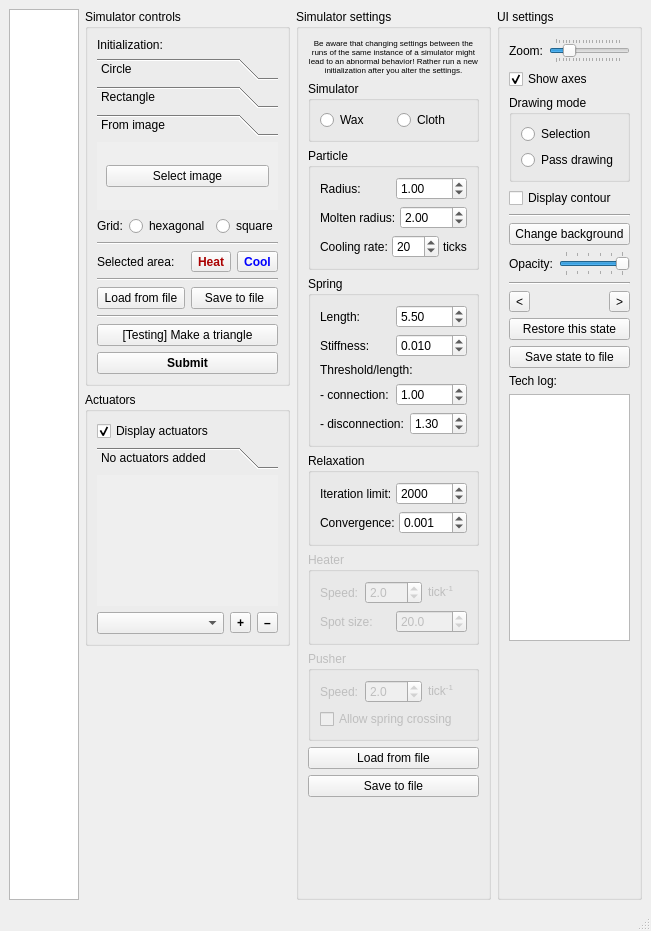
First picture: the form in simulator/ui/mainwindow.ui, repository dantrag/spring_simulator, before the edit.
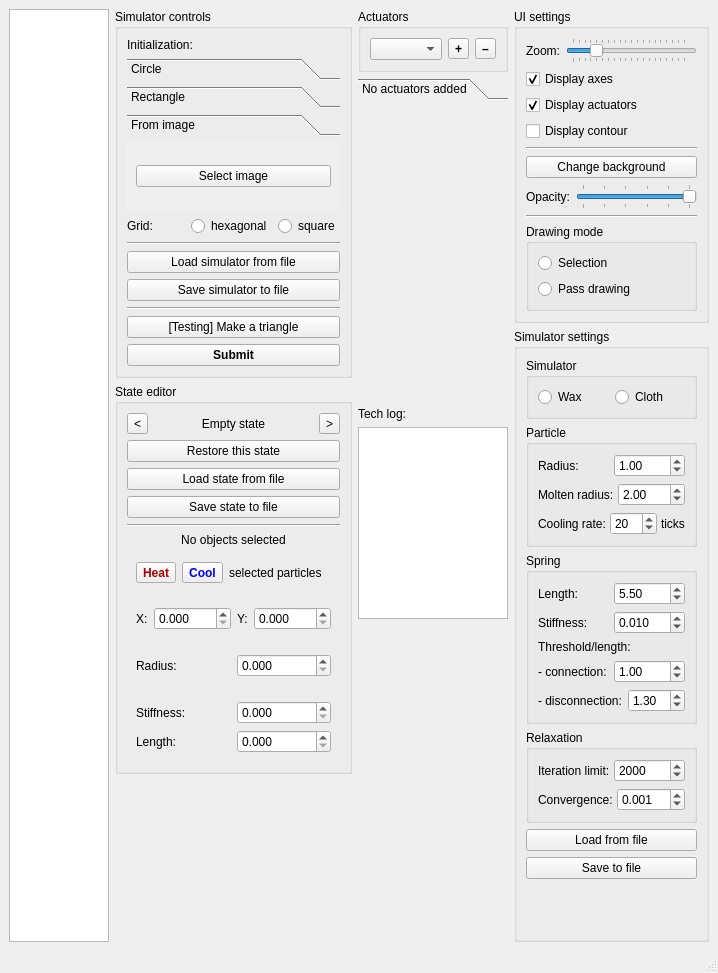
Second picture: the form after the edit. Icons and pictures are not drawn. Custom widgets are drawn as their Qt base class.

Commit message: Changed UI layout, added a spring editor

```diff
--- a/simulator/ui/mainwindow.ui
+++ b/simulator/ui/mainwindow.ui
@@ -6,8 +6,8 @@
    <rect>
     <x>0</x>
     <y>0</y>
-    <width>636</width>
-    <height>931</height>
+    <width>718</width>
+    <height>973</height>
    </rect>
   </property>
   <property name="windowTitle">
@@ -18,7 +18,7 @@
     <normaloff>:/icons/logo</normaloff>:/icons/logo</iconset>
   </property>
   <widget class="QWidget" name="centralwidget">
-   <layout class="QHBoxLayout" name="layout7" stretch="4,1,1,1">
+   <layout class="QHBoxLayout" name="layout7" stretch="3,1,1,1">
     <item>
      <widget class="QGraphicsView" name="graphicsView">
       <property name="mouseTracking">
@@ -27,7 +27,7 @@
      </widget>
     </item>
     <item>
-     <layout class="QVBoxLayout" name="layout1">
+     <layout class="QVBoxLayout" name="layout1" stretch="0,0,1">
       <item>
        <widget class="QGroupBox" name="static14">
         <property name="sizeIncrement">
@@ -263,7 +263,7 @@
              <rect>
               <x>0</x>
               <y>0</y>
-              <width>171</width>
+              <width>200</width>
               <height>68</height>
              </rect>
             </property>
@@ -321,140 +321,18 @@
           </widget>
          </item>
          <item>
-          <layout class="QHBoxLayout" name="layout33">
-           <item>
-            <widget class="QLabel" name="static15">
-             <property name="text">
-              <string>Selected area:</string>
-             </property>
-            </widget>
-           </item>
-           <item>
-            <widget class="QToolButton" name="heat_button">
-             <property name="palette">
-              <palette>
-               <active>
-                <colorrole role="ButtonText">
-                 <brush brushstyle="SolidPattern">
-                  <color alpha="255">
-                   <red>170</red>
-                   <green>0</green>
-                   <blue>0</blue>
-                  </color>
-                 </brush>
-                </colorrole>
-               </active>
-               <inactive>
-                <colorrole role="ButtonText">
-                 <brush brushstyle="SolidPattern">
-                  <color alpha="255">
-                   <red>170</red>
-                   <green>0</green>
-                   <blue>0</blue>
-                  </color>
-                 </brush>
-                </colorrole>
-               </inactive>
-               <disabled>
-                <colorrole role="ButtonText">
-                 <brush brushstyle="SolidPattern">
-                  <color alpha="255">
-                   <red>120</red>
-                   <green>120</green>
-                   <blue>120</blue>
-                  </color>
-                 </brush>
-                </colorrole>
-               </disabled>
-              </palette>
-             </property>
-             <property name="font">
-              <font>
-               <weight>75</weight>
-               <bold>true</bold>
-              </font>
-             </property>
-             <property name="text">
-              <string>Heat</string>
-             </property>
-            </widget>
-           </item>
-           <item>
-            <widget class="QToolButton" name="cool_button">
-             <property name="palette">
-              <palette>
-               <active>
-                <colorrole role="ButtonText">
-                 <brush brushstyle="SolidPattern">
-                  <color alpha="255">
-                   <red>0</red>
-                   <green>0</green>
-                   <blue>255</blue>
-                  </color>
-                 </brush>
-                </colorrole>
-               </active>
-               <inactive>
-                <colorrole role="ButtonText">
-                 <brush brushstyle="SolidPattern">
-                  <color alpha="255">
-                   <red>0</red>
-                   <green>0</green>
-                   <blue>255</blue>
-                  </color>
-                 </brush>
-                </colorrole>
-               </inactive>
-               <disabled>
-                <colorrole role="ButtonText">
-                 <brush brushstyle="SolidPattern">
-                  <color alpha="255">
-                   <red>120</red>
-                   <green>120</green>
-                   <blue>120</blue>
-                  </color>
-                 </brush>
-                </colorrole>
-               </disabled>
-              </palette>
-             </property>
-             <property name="font">
-              <font>
-               <weight>75</weight>
-               <bold>true</bold>
-              </font>
-             </property>
-             <property name="text">
-              <string>Cool</string>
-             </property>
-            </widget>
-           </item>
-          </layout>
-         </item>
-         <item>
-          <widget class="Line" name="static44">
-           <property name="orientation">
-            <enum>Qt::Horizontal</enum>
-           </property>
-          </widget>
-         </item>
-         <item>
-          <layout class="QHBoxLayout" name="layout41">
-           <item>
             <widget class="QPushButton" name="load_simulator_button">
              <property name="text">
-              <string>Load from file</string>
+            <string>Load simulator from file</string>
              </property>
             </widget>
            </item>
            <item>
             <widget class="QPushButton" name="save_simulator_button">
              <property name="text">
-              <string>Save to file</string>
-             </property>
-            </widget>
-           </item>
-          </layout>
+            <string>Save simulator to file</string>
+           </property>
+          </widget>
          </item>
          <item>
           <widget class="Line" name="static6">
@@ -487,41 +365,366 @@
        </widget>
       </item>
       <item>
+       <widget class="QGroupBox" name="static3">
+        <property name="title">
+         <string>State editor</string>
+        </property>
+        <layout class="QVBoxLayout" name="layout10">
+         <item>
+          <layout class="QHBoxLayout" name="layout34" stretch="0,1,0">
+           <item>
+            <widget class="QToolButton" name="previous_state_button">
+             <property name="sizePolicy">
+              <sizepolicy hsizetype="Minimum" vsizetype="Fixed">
+               <horstretch>0</horstretch>
+               <verstretch>0</verstretch>
+              </sizepolicy>
+             </property>
+             <property name="text">
+              <string>&lt;</string>
+             </property>
+            </widget>
+           </item>
+           <item>
+            <widget class="QLabel" name="state_label">
+             <property name="sizePolicy">
+              <sizepolicy hsizetype="Expanding" vsizetype="Preferred">
+               <horstretch>0</horstretch>
+               <verstretch>0</verstretch>
+              </sizepolicy>
+             </property>
+             <property name="text">
+              <string>Empty state</string>
+             </property>
+             <property name="alignment">
+              <set>Qt::AlignCenter</set>
+             </property>
+            </widget>
+           </item>
+           <item>
+            <widget class="QToolButton" name="next_state_button">
+             <property name="text">
+              <string>&gt;</string>
+             </property>
+            </widget>
+           </item>
+          </layout>
+         </item>
+         <item>
+          <widget class="QPushButton" name="restore_state_button">
+           <property name="text">
+            <string>Restore this state</string>
+           </property>
+          </widget>
+         </item>
+         <item>
+          <widget class="QPushButton" name="load_state_button">
+           <property name="text">
+            <string>Load state from file</string>
+           </property>
+          </widget>
+         </item>
+         <item>
+          <widget class="QPushButton" name="save_state_button">
+           <property name="text">
+            <string>Save state to file</string>
+           </property>
+          </widget>
+         </item>
+         <item>
+          <widget class="Line" name="static2">
+           <property name="orientation">
+            <enum>Qt::Horizontal</enum>
+           </property>
+          </widget>
+         </item>
+         <item>
+          <widget class="QLabel" name="empty_selection_label">
+           <property name="text">
+            <string>No objects selected</string>
+           </property>
+           <property name="alignment">
+            <set>Qt::AlignCenter</set>
+           </property>
+          </widget>
+         </item>
+         <item>
+          <widget class="QWidget" name="heating_editor" native="true">
+           <layout class="QHBoxLayout" name="layout33">
+            <item>
+             <widget class="QToolButton" name="heat_button">
+              <property name="palette">
+               <palette>
+                <active>
+                 <colorrole role="ButtonText">
+                  <brush brushstyle="SolidPattern">
+                   <color alpha="255">
+                    <red>170</red>
+                    <green>0</green>
+                    <blue>0</blue>
+                   </color>
+                  </brush>
+                 </colorrole>
+                </active>
+                <inactive>
+                 <colorrole role="ButtonText">
+                  <brush brushstyle="SolidPattern">
+                   <color alpha="255">
+                    <red>170</red>
+                    <green>0</green>
+                    <blue>0</blue>
+                   </color>
+                  </brush>
+                 </colorrole>
+                </inactive>
+                <disabled>
+                 <colorrole role="ButtonText">
+                  <brush brushstyle="SolidPattern">
+                   <color alpha="255">
+                    <red>120</red>
+                    <green>120</green>
+                    <blue>120</blue>
+                   </color>
+                  </brush>
+                 </colorrole>
+                </disabled>
+               </palette>
+              </property>
+              <property name="font">
+               <font>
+                <weight>75</weight>
+                <bold>true</bold>
+               </font>
+              </property>
+              <property name="text">
+               <string>Heat</string>
+              </property>
+             </widget>
+            </item>
+            <item>
+             <widget class="QToolButton" name="cool_button">
+              <property name="palette">
+               <palette>
+                <active>
+                 <colorrole role="ButtonText">
+                  <brush brushstyle="SolidPattern">
+                   <color alpha="255">
+                    <red>0</red>
+                    <green>0</green>
+                    <blue>255</blue>
+                   </color>
+                  </brush>
+                 </colorrole>
+                </active>
+                <inactive>
+                 <colorrole role="ButtonText">
+                  <brush brushstyle="SolidPattern">
+                   <color alpha="255">
+                    <red>0</red>
+                    <green>0</green>
+                    <blue>255</blue>
+                   </color>
+                  </brush>
+                 </colorrole>
+                </inactive>
+                <disabled>
+                 <colorrole role="ButtonText">
+                  <brush brushstyle="SolidPattern">
+                   <color alpha="255">
+                    <red>120</red>
+                    <green>120</green>
+                    <blue>120</blue>
+                   </color>
+                  </brush>
+                 </colorrole>
+                </disabled>
+               </palette>
+              </property>
+              <property name="font">
+               <font>
+                <weight>75</weight>
+                <bold>true</bold>
+               </font>
+              </property>
+              <property name="text">
+               <string>Cool</string>
+              </property>
+             </widget>
+            </item>
+            <item>
+             <widget class="QLabel" name="static15">
+              <property name="text">
+               <string>selected particles</string>
+              </property>
+             </widget>
+            </item>
+           </layout>
+          </widget>
+         </item>
+         <item>
+          <widget class="QWidget" name="single_particle_editor" native="true">
+           <layout class="QHBoxLayout" name="layout37">
+            <item>
+             <widget class="QLabel" name="static4">
+              <property name="text">
+               <string>X:</string>
+              </property>
+             </widget>
+            </item>
+            <item>
+             <widget class="QDoubleSpinBox" name="x_coordinate_spinbox">
+              <property name="keyboardTracking">
+               <bool>false</bool>
+              </property>
+              <property name="decimals">
+               <number>3</number>
+              </property>
+              <property name="maximum">
+               <double>9999.998999999999796</double>
+              </property>
+             </widget>
+            </item>
+            <item>
+             <widget class="QLabel" name="static5">
+              <property name="text">
+               <string>Y:</string>
+              </property>
+             </widget>
+            </item>
+            <item>
+             <widget class="QDoubleSpinBox" name="y_coordinate_spinbox">
+              <property name="keyboardTracking">
+               <bool>false</bool>
+              </property>
+              <property name="decimals">
+               <number>3</number>
+              </property>
+              <property name="maximum">
+               <double>9999.998999999999796</double>
+              </property>
+             </widget>
+            </item>
+           </layout>
+          </widget>
+         </item>
+         <item>
+          <widget class="QWidget" name="multiple_particles_editor" native="true">
+           <layout class="QHBoxLayout" name="layout39">
+            <item>
+             <widget class="QLabel" name="static30">
+              <property name="text">
+               <string>Radius:</string>
+              </property>
+             </widget>
+            </item>
+            <item>
+             <widget class="QDoubleSpinBox" name="radius_spinbox">
+              <property name="keyboardTracking">
+               <bool>false</bool>
+              </property>
+              <property name="decimals">
+               <number>3</number>
+              </property>
+              <property name="maximum">
+               <double>9999.998999999999796</double>
+              </property>
+             </widget>
+            </item>
+           </layout>
+          </widget>
+         </item>
+         <item>
+          <widget class="QWidget" name="spring_editor" native="true">
+           <layout class="QVBoxLayout" name="layout41">
+            <item>
+             <layout class="QHBoxLayout" name="layout43">
+              <item>
+               <widget class="QLabel" name="static44">
+                <property name="text">
+                 <string>Stiffness:</string>
+                </property>
+               </widget>
+              </item>
+              <item>
+               <widget class="QDoubleSpinBox" name="stiffness_spinbox">
+                <property name="keyboardTracking">
+                 <bool>false</bool>
+                </property>
+                <property name="decimals">
+                 <number>3</number>
+                </property>
+                <property name="maximum">
+                 <double>1.000000000000000</double>
+                </property>
+                <property name="singleStep">
+                 <double>0.010000000000000</double>
+                </property>
+               </widget>
+              </item>
+             </layout>
+            </item>
+            <item>
+             <layout class="QHBoxLayout" name="layout44">
+              <item>
+               <widget class="QLabel" name="static49">
+                <property name="text">
+                 <string>Length:</string>
+                </property>
+               </widget>
+              </item>
+              <item>
+               <widget class="QDoubleSpinBox" name="equilibrium_length_spinbox">
+                <property name="keyboardTracking">
+                 <bool>false</bool>
+                </property>
+                <property name="decimals">
+                 <number>3</number>
+                </property>
+                <property name="maximum">
+                 <double>9999.998999999999796</double>
+                </property>
+                <property name="value">
+                 <double>0.000000000000000</double>
+                </property>
+               </widget>
+              </item>
+             </layout>
+            </item>
+           </layout>
+          </widget>
+         </item>
+        </layout>
+       </widget>
+      </item>
+      <item>
+       <spacer name="static12">
+        <property name="orientation">
+         <enum>Qt::Vertical</enum>
+        </property>
+        <property name="sizeHint" stdset="0">
+         <size>
+          <width>0</width>
+          <height>0</height>
+         </size>
+        </property>
+       </spacer>
+      </item>
+     </layout>
+    </item>
+    <item>
+     <layout class="QVBoxLayout" name="layout3" stretch="0,0,0,0,0">
+      <item>
        <widget class="QGroupBox" name="static50">
+        <property name="sizePolicy">
+         <sizepolicy hsizetype="Preferred" vsizetype="Preferred">
+          <horstretch>0</horstretch>
+          <verstretch>0</verstretch>
+         </sizepolicy>
+        </property>
         <property name="title">
          <string>Actuators</string>
         </property>
         <layout class="QVBoxLayout" name="layout38">
-         <item>
-          <widget class="QCheckBox" name="show_actuators_checkbox">
-           <property name="text">
-            <string>Display actuators</string>
-           </property>
-           <property name="checked">
-            <bool>true</bool>
-           </property>
-          </widget>
-         </item>
-         <item>
-          <widget class="QToolBox" name="actuator_list">
-           <property name="currentIndex">
-            <number>0</number>
-           </property>
-           <widget class="QWidget" name="actuator_placeholder_widget">
-            <property name="geometry">
-             <rect>
-              <x>0</x>
-              <y>0</y>
-              <width>171</width>
-              <height>112</height>
-             </rect>
-            </property>
-            <attribute name="label">
-             <string>No actuators added</string>
-            </attribute>
-           </widget>
-          </widget>
-         </item>
          <item>
           <layout class="QHBoxLayout" name="layout40">
            <item>
@@ -559,19 +762,225 @@
        </widget>
       </item>
       <item>
-       <spacer name="static12">
+       <widget class="QCustomToolBox" name="actuator_list">
+        <property name="sizePolicy">
+         <sizepolicy hsizetype="Preferred" vsizetype="Expanding">
+          <horstretch>0</horstretch>
+          <verstretch>0</verstretch>
+         </sizepolicy>
+        </property>
+        <property name="currentIndex">
+         <number>0</number>
+        </property>
+        <widget class="QWidget" name="actuator_placeholder_widget">
+         <property name="geometry">
+          <rect>
+           <x>0</x>
+           <y>0</y>
+           <width>148</width>
+           <height>280</height>
+          </rect>
+         </property>
+         <attribute name="label">
+          <string>No actuators added</string>
+         </attribute>
+        </widget>
+       </widget>
+      </item>
+      <item>
+       <widget class="QLabel" name="static45">
+        <property name="text">
+         <string>Tech log:</string>
+        </property>
+       </widget>
+      </item>
+      <item>
+       <widget class="QPlainTextEdit" name="log_text_edit">
+        <property name="sizePolicy">
+         <sizepolicy hsizetype="Expanding" vsizetype="Minimum">
+          <horstretch>0</horstretch>
+          <verstretch>0</verstretch>
+         </sizepolicy>
+        </property>
+       </widget>
+      </item>
+      <item>
+       <spacer name="static13">
         <property name="orientation">
          <enum>Qt::Vertical</enum>
         </property>
         <property name="sizeHint" stdset="0">
          <size>
-          <width>20</width>
-          <height>40</height>
+          <width>0</width>
+          <height>0</height>
          </size>
         </property>
        </spacer>
       </item>
      </layout>
+    </item>
+    <item>
+     <layout class="QVBoxLayout" name="layout2">
+      <item>
+       <widget class="QGroupBox" name="static9">
+        <property name="title">
+         <string>UI settings</string>
+        </property>
+        <layout class="QVBoxLayout" name="layout8">
+         <item>
+          <layout class="QHBoxLayout" name="layout6">
+           <item>
+            <widget class="QLabel" name="static11">
+             <property name="text">
+              <string>Zoom:</string>
+             </property>
+            </widget>
+           </item>
+           <item>
+            <widget class="QSlider" name="zoom_slider">
+             <property name="minimum">
+              <number>5</number>
+             </property>
+             <property name="maximum">
+              <number>1000</number>
+             </property>
+             <property name="singleStep">
+              <number>5</number>
+             </property>
+             <property name="pageStep">
+              <number>50</number>
+             </property>
+             <property name="value">
+              <number>200</number>
+             </property>
+             <property name="orientation">
+              <enum>Qt::Horizontal</enum>
+             </property>
+             <property name="tickPosition">
+              <enum>QSlider::TicksBothSides</enum>
+             </property>
+             <property name="tickInterval">
+              <number>50</number>
+             </property>
+            </widget>
+           </item>
+          </layout>
+         </item>
+         <item>
+          <widget class="QCheckBox" name="show_axes_checkbox">
+           <property name="text">
+            <string>Display axes</string>
+           </property>
+           <property name="checked">
+            <bool>true</bool>
+           </property>
+          </widget>
+         </item>
+         <item>
+          <widget class="QCheckBox" name="show_actuators_checkbox">
+           <property name="text">
+            <string>Display actuators</string>
+           </property>
+           <property name="checked">
+            <bool>true</bool>
+           </property>
+          </widget>
+         </item>
+         <item>
+          <widget class="QCheckBox" name="show_contour_checkbox">
+           <property name="text">
+            <string>Display contour</string>
+           </property>
+          </widget>
+         </item>
+         <item>
+          <widget class="Line" name="static47">
+           <property name="orientation">
+            <enum>Qt::Horizontal</enum>
+           </property>
+          </widget>
+         </item>
+         <item>
+          <widget class="QPushButton" name="change_bkg_button">
+           <property name="text">
+            <string>Change background</string>
+           </property>
+          </widget>
+         </item>
+         <item>
+          <layout class="QHBoxLayout" name="layout22">
+           <item>
+            <widget class="QLabel" name="static29">
+             <property name="text">
+              <string>Opacity:</string>
+             </property>
+            </widget>
+           </item>
+           <item>
+            <widget class="QSlider" name="bkg_opacity_slider">
+             <property name="minimum">
+              <number>0</number>
+             </property>
+             <property name="maximum">
+              <number>100</number>
+             </property>
+             <property name="value">
+              <number>100</number>
+             </property>
+             <property name="sliderPosition">
+              <number>100</number>
+             </property>
+             <property name="orientation">
+              <enum>Qt::Horizontal</enum>
+             </property>
+             <property name="tickPosition">
+              <enum>QSlider::TicksBothSides</enum>
+             </property>
+             <property name="tickInterval">
+              <number>20</number>
+             </property>
+            </widget>
+           </item>
+          </layout>
+         </item>
+         <item>
+          <widget class="Line" name="static48">
+           <property name="orientation">
+            <enum>Qt::Horizontal</enum>
+           </property>
+          </widget>
+         </item>
+         <item>
+          <widget class="QGroupBox" name="static51">
+           <property name="title">
+            <string>Drawing mode</string>
+           </property>
+           <layout class="QVBoxLayout" name="layout36">
+            <item>
+             <widget class="QRadioButton" name="selection_button">
+              <property name="text">
+               <string>Selection</string>
+              </property>
+              <attribute name="buttonGroup">
+               <string notr="true">drawing_mode_button_group</string>
+              </attribute>
+             </widget>
+            </item>
+            <item>
+             <widget class="QRadioButton" name="pass_drawing_button">
+              <property name="text">
+               <string>Pass drawing</string>
+              </property>
+              <attribute name="buttonGroup">
+               <string notr="true">drawing_mode_button_group</string>
+              </attribute>
+             </widget>
+            </item>
+           </layout>
+          </widget>
+         </item>
+        </layout>
+       </widget>
     </item>
     <item>
      <widget class="QGroupBox" name="static10">
@@ -579,24 +988,6 @@
        <string>Simulator settings</string>
       </property>
       <layout class="QVBoxLayout" name="layout5">
-       <item>
-        <widget class="QLabel" name="static30">
-         <property name="font">
-          <font>
-           <pointsize>6</pointsize>
-          </font>
-         </property>
-         <property name="text">
-          <string>&lt;html&gt;&lt;head/&gt;&lt;body&gt;&lt;p&gt;Be aware that changing settings between the runs of the same instance of a simulator might lead to an abnormal behavior! Rather run a new initialization after you alter the settings.&lt;/p&gt;&lt;/body&gt;&lt;/html&gt;</string>
-         </property>
-         <property name="alignment">
-          <set>Qt::AlignCenter</set>
-         </property>
-         <property name="wordWrap">
-          <bool>true</bool>
-         </property>
-        </widget>
-       </item>
        <item>
         <widget class="QGroupBox" name="static46">
          <property name="title">
@@ -940,135 +1331,6 @@
          </layout>
         </widget>
        </item>
-       <item>
-        <widget class="QGroupBox" name="static2">
-         <property name="enabled">
-          <bool>false</bool>
-         </property>
-         <property name="title">
-          <string>Heater</string>
-         </property>
-         <layout class="QVBoxLayout" name="layout10">
-          <item>
-           <layout class="QHBoxLayout" name="layout2">
-            <item>
-             <widget class="QLabel" name="static3">
-              <property name="text">
-               <string>Speed:</string>
-              </property>
-             </widget>
-            </item>
-            <item>
-             <widget class="QDoubleSpinBox" name="heater_speed_spinbox">
-              <property name="decimals">
-               <number>1</number>
-              </property>
-              <property name="minimum">
-               <double>0.000000000000000</double>
-              </property>
-              <property name="maximum">
-               <double>999.000000000000000</double>
-              </property>
-              <property name="value">
-               <double>2.000000000000000</double>
-              </property>
-             </widget>
-            </item>
-            <item>
-             <widget class="QLabel" name="static4">
-              <property name="text">
-               <string>&lt;html&gt;&lt;head/&gt;&lt;body&gt;&lt;p&gt;tick&lt;span style=&quot; vertical-align:super;&quot;&gt;-1&lt;/span&gt;&lt;/p&gt;&lt;/body&gt;&lt;/html&gt;</string>
-              </property>
-             </widget>
-            </item>
-           </layout>
-          </item>
-          <item>
-           <layout class="QHBoxLayout" name="layout3">
-            <property name="spacing">
-             <number>4</number>
-            </property>
-            <item>
-             <widget class="QLabel" name="static5">
-              <property name="text">
-               <string>Spot size:</string>
-              </property>
-             </widget>
-            </item>
-            <item>
-             <widget class="QDoubleSpinBox" name="heater_size_spinbox">
-              <property name="decimals">
-               <number>1</number>
-              </property>
-              <property name="minimum">
-               <double>0.000000000000000</double>
-              </property>
-              <property name="maximum">
-               <double>999.000000000000000</double>
-              </property>
-              <property name="value">
-               <double>20.000000000000000</double>
-              </property>
-             </widget>
-            </item>
-           </layout>
-          </item>
-         </layout>
-        </widget>
-       </item>
-       <item>
-        <widget class="QGroupBox" name="static52">
-         <property name="enabled">
-          <bool>false</bool>
-         </property>
-         <property name="title">
-          <string>Pusher</string>
-         </property>
-         <layout class="QVBoxLayout" name="layout37">
-          <item>
-           <layout class="QHBoxLayout" name="layout39">
-            <item>
-             <widget class="QLabel" name="static53">
-              <property name="text">
-               <string>Speed:</string>
-              </property>
-             </widget>
-            </item>
-            <item>
-             <widget class="QDoubleSpinBox" name="pusher_speed_spinbox">
-              <property name="decimals">
-               <number>1</number>
-              </property>
-              <property name="minimum">
-               <double>0.000000000000000</double>
-              </property>
-              <property name="maximum">
-               <double>999.000000000000000</double>
-              </property>
-              <property name="value">
-               <double>2.000000000000000</double>
-              </property>
-             </widget>
-            </item>
-            <item>
-             <widget class="QLabel" name="static54">
-              <property name="text">
-               <string>&lt;html&gt;&lt;head/&gt;&lt;body&gt;&lt;p&gt;tick&lt;span style=&quot; vertical-align:super;&quot;&gt;-1&lt;/span&gt;&lt;/p&gt;&lt;/body&gt;&lt;/html&gt;</string>
-              </property>
-             </widget>
-            </item>
-           </layout>
-          </item>
-          <item>
-           <widget class="QCheckBox" name="allow_spring_crossing">
-            <property name="text">
-             <string>Allow spring crossing</string>
-            </property>
-           </widget>
-          </item>
-         </layout>
-        </widget>
-       </item>
        <item>
         <widget class="QPushButton" name="load_settings_button">
          <property name="text">
@@ -1099,230 +1361,7 @@
       </layout>
      </widget>
     </item>
-    <item>
-     <widget class="QGroupBox" name="static9">
-      <property name="title">
-       <string>UI settings</string>
-      </property>
-      <layout class="QVBoxLayout" name="layout8">
-       <item>
-        <layout class="QHBoxLayout" name="layout6">
-         <item>
-          <widget class="QLabel" name="static11">
-           <property name="text">
-            <string>Zoom:</string>
-           </property>
-          </widget>
-         </item>
-         <item>
-          <widget class="QSlider" name="zoom_slider">
-           <property name="minimum">
-            <number>5</number>
-           </property>
-           <property name="maximum">
-            <number>1000</number>
-           </property>
-           <property name="singleStep">
-            <number>5</number>
-           </property>
-           <property name="pageStep">
-            <number>50</number>
-           </property>
-           <property name="value">
-            <number>200</number>
-           </property>
-           <property name="orientation">
-            <enum>Qt::Horizontal</enum>
-           </property>
-           <property name="tickPosition">
-            <enum>QSlider::TicksBothSides</enum>
-           </property>
-           <property name="tickInterval">
-            <number>50</number>
-           </property>
-          </widget>
-         </item>
-        </layout>
-       </item>
-       <item>
-        <widget class="QCheckBox" name="show_axes_checkbox">
-         <property name="text">
-          <string>Show axes</string>
-         </property>
-         <property name="checked">
-          <bool>true</bool>
-         </property>
-        </widget>
-       </item>
-       <item>
-        <widget class="QGroupBox" name="static51">
-         <property name="title">
-          <string>Drawing mode</string>
-         </property>
-         <layout class="QVBoxLayout" name="layout36">
-          <item>
-           <widget class="QRadioButton" name="selection_button">
-            <property name="text">
-             <string>Selection</string>
-            </property>
-            <attribute name="buttonGroup">
-             <string notr="true">drawing_mode_button_group</string>
-            </attribute>
-           </widget>
-          </item>
-          <item>
-           <widget class="QRadioButton" name="pass_drawing_button">
-            <property name="text">
-             <string>Pass drawing</string>
-            </property>
-            <attribute name="buttonGroup">
-             <string notr="true">drawing_mode_button_group</string>
-            </attribute>
-           </widget>
-          </item>
-         </layout>
-        </widget>
-       </item>
-       <item>
-        <widget class="QCheckBox" name="show_contour_checkbox">
-         <property name="text">
-          <string>Display contour</string>
-         </property>
-        </widget>
-       </item>
-       <item>
-        <widget class="Line" name="static47">
-         <property name="orientation">
-          <enum>Qt::Horizontal</enum>
-         </property>
-        </widget>
-       </item>
-       <item>
-        <widget class="QPushButton" name="change_bkg_button">
-         <property name="text">
-          <string>Change background</string>
-         </property>
-        </widget>
-       </item>
-       <item>
-        <layout class="QHBoxLayout" name="layout22">
-         <item>
-          <widget class="QLabel" name="static29">
-           <property name="text">
-            <string>Opacity:</string>
-           </property>
-          </widget>
-         </item>
-         <item>
-          <widget class="QSlider" name="bkg_opacity_slider">
-           <property name="minimum">
-            <number>0</number>
-           </property>
-           <property name="maximum">
-            <number>100</number>
-           </property>
-           <property name="value">
-            <number>100</number>
-           </property>
-           <property name="sliderPosition">
-            <number>100</number>
-           </property>
-           <property name="orientation">
-            <enum>Qt::Horizontal</enum>
-           </property>
-           <property name="tickPosition">
-            <enum>QSlider::TicksBothSides</enum>
-           </property>
-           <property name="tickInterval">
-            <number>20</number>
-           </property>
-          </widget>
-         </item>
-        </layout>
-       </item>
-       <item>
-        <widget class="Line" name="static48">
-         <property name="orientation">
-          <enum>Qt::Horizontal</enum>
-         </property>
-        </widget>
-       </item>
-       <item>
-        <layout class="QHBoxLayout" name="layout34" stretch="0,1,0">
-         <item>
-          <widget class="QToolButton" name="previous_state_button">
-           <property name="sizePolicy">
-            <sizepolicy hsizetype="Minimum" vsizetype="Fixed">
-             <horstretch>0</horstretch>
-             <verstretch>0</verstretch>
-            </sizepolicy>
-           </property>
-           <property name="text">
-            <string>&lt;</string>
-           </property>
-          </widget>
-         </item>
-         <item>
-          <widget class="QLabel" name="state_label">
-           <property name="sizePolicy">
-            <sizepolicy hsizetype="Expanding" vsizetype="Preferred">
-             <horstretch>0</horstretch>
-             <verstretch>0</verstretch>
-            </sizepolicy>
-           </property>
-           <property name="alignment">
-            <set>Qt::AlignCenter</set>
-           </property>
-          </widget>
-         </item>
-         <item>
-          <widget class="QToolButton" name="next_state_button">
-           <property name="text">
-            <string>&gt;</string>
-           </property>
-          </widget>
-         </item>
-        </layout>
-       </item>
-       <item>
-        <widget class="QPushButton" name="restore_state_button">
-         <property name="text">
-          <string>Restore this state</string>
-         </property>
-        </widget>
-       </item>
-       <item>
-        <widget class="QPushButton" name="save_state_button">
-         <property name="text">
-          <string>Save state to file</string>
-         </property>
-        </widget>
-       </item>
-       <item>
-        <widget class="QLabel" name="static45">
-         <property name="text">
-          <string>Tech log:</string>
-         </property>
-        </widget>
-       </item>
-       <item>
-        <widget class="QPlainTextEdit" name="log_text_edit"/>
-       </item>
-       <item>
-        <spacer name="static13">
-         <property name="orientation">
-          <enum>Qt::Vertical</enum>
-         </property>
-         <property name="sizeHint" stdset="0">
-          <size>
-           <width>20</width>
-           <height>40</height>
-          </size>
-         </property>
-        </spacer>
-       </item>
-      </layout>
-     </widget>
+     </layout>
     </item>
    </layout>
   </widget>
@@ -1338,6 +1377,14 @@
   </widget>
   <widget class="QStatusBar" name="statusbar"/>
  </widget>
+ <customwidgets>
+  <customwidget>
+   <class>QCustomToolBox</class>
+   <extends>QToolBox</extends>
+   <header>ui/qcustomtoolbox.h</header>
+   <container>1</container>
+  </customwidget>
+ </customwidgets>
  <resources>
   <include location="res/images.qrc"/>
  </resources>
```
Left out of the diff: 33 changed lines with no effect on the pictures. Lines whose indentation alone changed are shown as unchanged. The commit also changes 10 other files.
